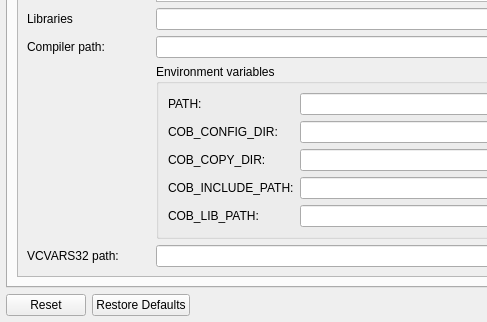
The window that forms/dlg_preferences.ui (OpenCobolIDE/OpenCobolIDE) describes before a commit, drawn with Qt 5; both pictures show x 0 to 487 and y 336 to 658 of the 677 by 658 pixel window.
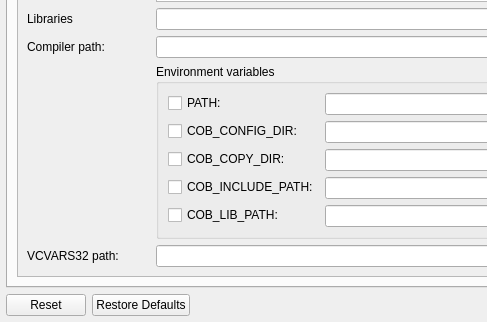
The same window after the commit. Icons and pictures are not drawn. Custom widgets are drawn as their Qt base class.

Commit message:
Allow to disable setting of environment vars on Windows
Fix #135

What changed in the file:
```diff
--- a/forms/dlg_preferences.ui
+++ b/forms/dlg_preferences.ui
@@ -1019,56 +1019,56 @@
                  <property name="fieldGrowthPolicy">
                   <enum>QFormLayout::AllNonFixedFieldsGrow</enum>
                  </property>
-                 <item row="0" column="0">
-                  <widget class="QLabel" name="label_37">
-                   <property name="text">
-                    <string>PATH:</string>
-                   </property>
-                  </widget>
-                 </item>
                  <item row="0" column="1">
                   <widget class="QLineEdit" name="PATH"/>
                  </item>
-                 <item row="1" column="0">
-                  <widget class="QLabel" name="label_38">
-                   <property name="text">
-                    <string>COB_CONFIG_DIR:</string>
-                   </property>
-                  </widget>
-                 </item>
                  <item row="1" column="1">
                   <widget class="QLineEdit" name="COB_CONFIG_DIR"/>
                  </item>
-                 <item row="2" column="0">
-                  <widget class="QLabel" name="label_39">
-                   <property name="text">
-                    <string>COB_COPY_DIR:</string>
-                   </property>
-                  </widget>
-                 </item>
                  <item row="2" column="1">
                   <widget class="QLineEdit" name="COB_COPY_DIR"/>
                  </item>
-                 <item row="4" column="0">
-                  <widget class="QLabel" name="label_41">
-                   <property name="text">
-                    <string>COB_INCLUDE_PATH:</string>
-                   </property>
-                  </widget>
-                 </item>
                  <item row="4" column="1">
                   <widget class="QLineEdit" name="COB_INCLUDE_PATH"/>
                  </item>
-                 <item row="5" column="0">
-                  <widget class="QLabel" name="label_42">
-                   <property name="text">
-                    <string>COB_LIB_PATH:</string>
-                   </property>
-                  </widget>
-                 </item>
                  <item row="5" column="1">
                   <widget class="QLineEdit" name="COB_LIB_PATH"/>
                  </item>
+                 <item row="0" column="0">
+                  <widget class="QCheckBox" name="cbPATH">
+                   <property name="text">
+                    <string>PATH:</string>
+                   </property>
+                  </widget>
+                 </item>
+                 <item row="1" column="0">
+                  <widget class="QCheckBox" name="cbCOB_CONFIG_DIR">
+                   <property name="text">
+                    <string>COB_CONFIG_DIR:</string>
+                   </property>
+                  </widget>
+                 </item>
+                 <item row="2" column="0">
+                  <widget class="QCheckBox" name="cbCOB_COPY_DIR">
+                   <property name="text">
+                    <string>COB_COPY_DIR:</string>
+                   </property>
+                  </widget>
+                 </item>
+                 <item row="4" column="0">
+                  <widget class="QCheckBox" name="cbCOB_INCLUDE_PATH">
+                   <property name="text">
+                    <string>COB_INCLUDE_PATH:</string>
+                   </property>
+                  </widget>
+                 </item>
+                 <item row="5" column="0">
+                  <widget class="QCheckBox" name="cbCOB_LIB_PATH">
+                   <property name="text">
+                    <string>COB_LIB_PATH:</string>
+                   </property>
+                  </widget>
+                 </item>
                 </layout>
                </widget>
               </item>
```
Left out of the diff: 8 changed lines with no effect on the pictures. The commit also changes 5 other files.
